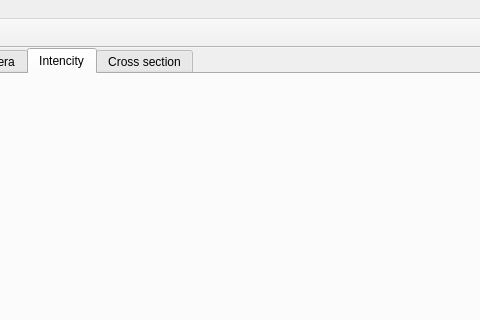
Above: mainwindow.ui from tre3k/rkky2 before the change; both pictures show x 127 to 607 and y 0 to 320 of the 973 by 684 pixel window. Below: the same form after it.
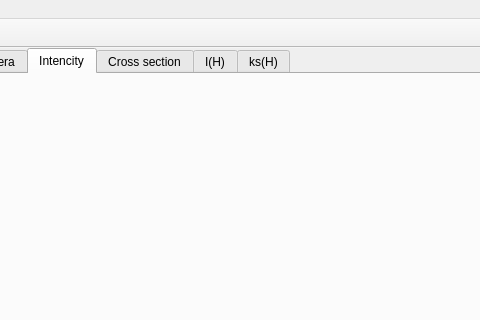
That is the form after the change. The open tabs and pages were chosen to show the change.

Diff of the .ui file:
```diff
--- a/mainwindow.ui
+++ b/mainwindow.ui
@@ -46,6 +46,16 @@
       <string>Cross section</string>
      </attribute>
     </widget>
+    <widget class="QWidget" name="tab_5">
+     <attribute name="title">
+      <string>I(H)</string>
+     </attribute>
+    </widget>
+    <widget class="QWidget" name="tab_6">
+     <attribute name="title">
+      <string>ks(H)</string>
+     </attribute>
+    </widget>
    </widget>
   </widget>
   <widget class="QMenuBar" name="menuBar">
```
Left out of the diff: 7 changed lines with no effect on the pictures.
